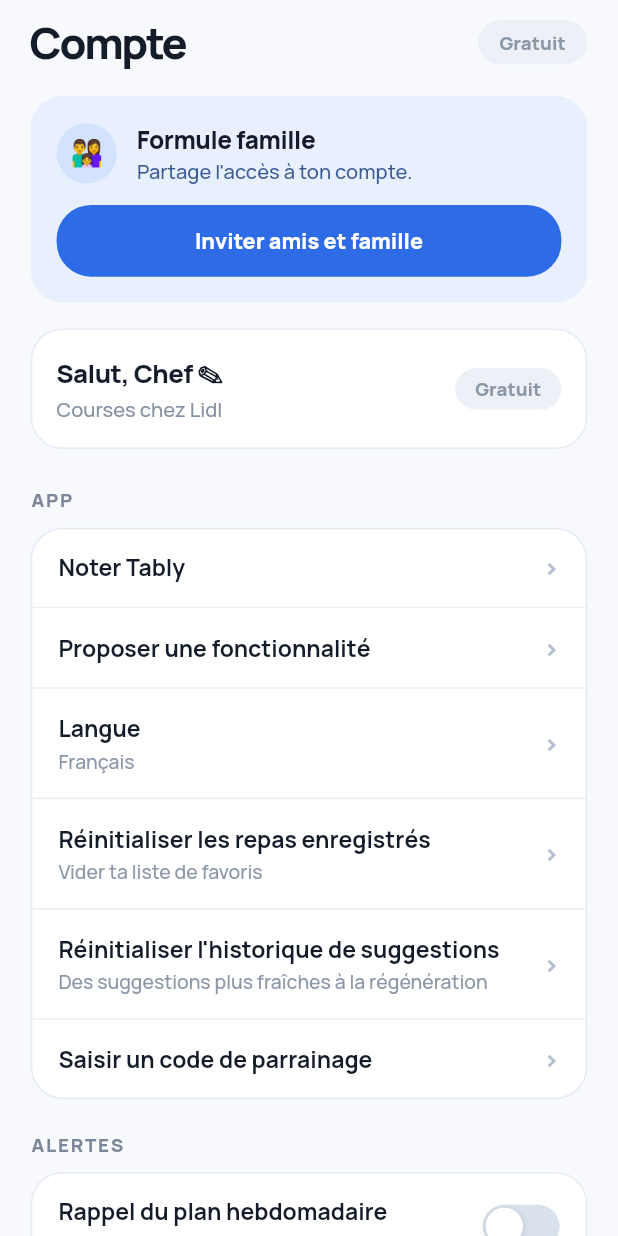
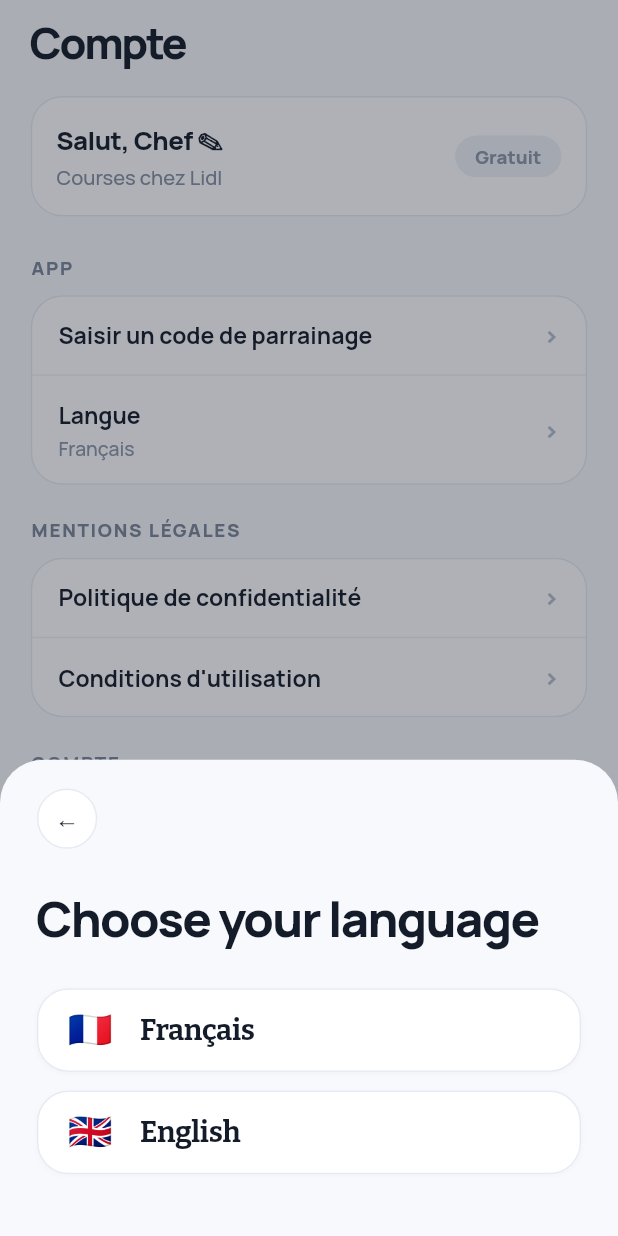
Before and after one commit to Socrate-bit/tably, a Flutter app: the AccountScreen widget shown alone on an empty page, opened directly, after a tap on "Langue", on a phone screen of 412 x 824 dp. Run offline on Flutter 3.47's test engine with Material 3 defaults, Android fonts, the phone set to English and light mode, and no system bars; our stand-ins replace cloud_firestore, cloud_functions, equatable, firebase_auth, firebase_core, flutter_bloc and 6 more; missing offline and left inert: liquid_glass_widgets, posthog_flutter, superwallkit_flutter; accounts and stored records are empty; network calls fail.

Commit message:
Trim the account screen and open legal pages from GitHub Pages (#8)
Keep only Apple sign-in, the profile/status card, referral code, language,
privacy policy, terms, sign out and delete account. The language row now
opens the onboarding picker, and privacy/terms open the hosted pages in
the browser via a new LegalLinks helper (url_launcher). Code and strings
used only by the removed rows are deleted.

Co-authored-by: Claude Opus 5.5 (1M context) <noreply@anthropic.com>

```diff
--- a/lib/core/analytics/analytics_service.dart
+++ b/lib/core/analytics/analytics_service.dart
@@ -73,5 +73,4 @@ abstract final class AnalyticsEvents {
   static const paywallBypassed = 'paywall_bypassed';
   static const subscriptionActivated = 'subscription_activated';
   static const subscriptionLost = 'subscription_lost';
-  static const onboardingReplayed = 'onboarding_replayed';
 }
--- a/lib/core/model/user_type.dart
+++ b/lib/core/model/user_type.dart
@@ -15,7 +15,4 @@ enum UserType {
 
   /// Admins and creators get the app without paying.
   bool get skipsPaywall => this != UserType.normal;
-
-  /// Admins and creators can run the onboarding funnel again to review it.
-  bool get canReplayOnboarding => this != UserType.normal;
 }
--- /dev/null
+++ b/lib/core/util/legal_links.dart
@@ -0,0 +1,31 @@
+import 'package:flutter/material.dart';
+import 'package:url_launcher/url_launcher.dart';
+
+import '../../l10n/app_localizations.dart';
+import 'error_feedback.dart';
+
+/// The legal documents, hosted online rather than shipped in the binary so a
+/// wording change goes live without an App Store release — and so the in-app
+/// link can never drift from the published policy.
+abstract final class LegalLinks {
+  /// GitHub Pages (Socrate-bit/app-support), not the repository's /blob/ URL:
+  /// /blob/ opens GitHub's source viewer and shows the policy as raw HTML.
+  static const privacyPolicy = 'https://socrate-bit.github.io/app-support/tably-privacy.html';
+  static const terms = 'https://ecomparis.org/terms.html';
+}
+
+/// Opens a legal document in the device browser. Feedback is shown only when
+/// the link fails to open.
+Future<void> openLegalLink(BuildContext context, String url) async {
+  final message = AppL10n.of(context).errorOpenLink;
+  try {
+    if (await launchUrl(Uri.parse(url), mode: LaunchMode.externalApplication)) {
+      debugPrint('[LegalLinks] opened $url');
+      return;
+    }
+    debugPrint('[LegalLinks] launchUrl refused $url');
+  } catch (e) {
+    debugPrint('[LegalLinks] open failed for $url: $e');
+  }
+  if (context.mounted) showErrorBanner(context, message);
+}
--- a/lib/features/account/screen/account_screen.dart
+++ b/lib/features/account/screen/account_screen.dart
@@ -6,16 +6,17 @@ import 'package:flutter_screenutil/flutter_screenutil.dart';
 import '../../../core/theme/app_theme.dart';
 import '../../../core/util/error_feedback.dart';
 import '../../../core/util/haptics.dart';
+import '../../../core/util/legal_links.dart';
+import '../../../core/widget/app_sheet.dart';
 import '../../../l10n/app_localizations.dart';
-import '../../onboarding/cubit/onboarding_cubit.dart';
+import '../../onboarding/widget/steps/language_step.dart';
 import '../../preferences/cubit/profile_cubit.dart';
-import '../../recipe/cubit/recipe_cubit.dart';
-import '../../subscription/cubit/subscription_cubit.dart';
 import '../../subscription/widget/referral_code_dialog.dart';
 import '../cubit/auth_cubit.dart';
 import '../widget/account_rows.dart';
 
-/// The account tab: sign-in, family plan, app settings and legal links.
+/// The account tab: sign-in, profile and status, referral code, language,
+/// legal links and account actions.
 class AccountScreen extends StatelessWidget {
   const AccountScreen({super.key});
 
@@ -34,20 +35,13 @@ class AccountScreen extends StatelessWidget {
           return BlocBuilder<ProfileCubit, ProfileState>(
             builder: (context, profileState) {
               final profile = profileState.profile;
-              final recipeCubit = context.read<RecipeCubit>();
-              final userType = context.watch<SubscriptionCubit>().state.userType;
 
               return SingleChildScrollView(
                 padding: EdgeInsets.fromLTRB(20.w, 8.h, 20.w, AppDimens.tabBarInset),
                 child: Column(
                   crossAxisAlignment: CrossAxisAlignment.stretch,
                   children: [
-                    Row(
-                      children: [
-                        Expanded(child: Text(l10n.accountTitle, style: AppTextStyles.tabTitle)),
-                        const ActivePill(),
-                      ],
-                    ),
+                    Text(l10n.accountTitle, style: AppTextStyles.tabTitle),
                     SizedBox(height: 16.h),
 
                     // Apple sign-in only appears where it is actually available.
@@ -68,8 +62,6 @@ class AccountScreen extends StatelessWidget {
                       SizedBox(height: 22.h),
                     ],
 
-                    const FamilyPlanCard(),
-                    SizedBox(height: 18.h),
                     ProfileSummaryCard(
                       name: profile.displayName(l10n.defaultChefName),
                       store: profile.store.displayName,
@@ -80,75 +72,40 @@ class AccountScreen extends StatelessWidget {
                     AccountSection(
                       label: l10n.accountSectionApp,
                       rows: [
-                        AccountRow(title: l10n.accountRateTably, arrow: true, onTap: () {}),
-                        AccountRow(title: l10n.accountSuggestFeature, arrow: true, onTap: () {}),
-                        AccountRow(
-                          title: l10n.accountLanguage,
-                          subtitle: _languageName(profile.languageCode),
-                          arrow: true,
-                          onTap: () {},
-                        ),
-                        AccountRow(
-                          title: l10n.accountResetSaved,
-                          subtitle: l10n.accountResetSavedSub,
-                          arrow: true,
-                          onTap: () => recipeCubit.reset(favouritesOnly: true),
-                        ),
-                        AccountRow(
-                          title: l10n.accountResetHistory,
-                          subtitle: l10n.accountResetHistorySub,
-                          arrow: true,
-                          onTap: () => recipeCubit.reset(favouritesOnly: false),
-                        ),
                         AccountRow(
                           title: l10n.accountEnterReferralCode,
                           arrow: true,
                           onTap: () => ReferralCodeDialog.show(context),
                         ),
+                        AccountRow(
+                          title: l10n.accountLanguage,
+                          subtitle: languageFor(profile.languageCode).name,
+                          arrow: true,
+                          onTap: () => _pickLanguage(context),
+                        ),
                       ],
                     ),
+                    // Hosted on GitHub Pages and opened in the browser.
                     AccountSection(
-                      label: l10n.accountSectionAlerts,
+                      label: l10n.accountSectionLegal,
                       rows: [
                         AccountRow(
-                          title: l10n.accountWeeklyReminder,
-                          subtitle: l10n.accountWeeklyReminderSub,
-                          toggleValue: profile.weeklyReminder,
-                          onToggle: context.read<ProfileCubit>().setWeeklyReminder,
+                          title: l10n.accountPrivacy,
+                          arrow: true,
+                          onTap: () => openLegalLink(context, LegalLinks.privacyPolicy),
+                        ),
+                        AccountRow(
+                          title: l10n.accountTerms,
+                          arrow: true,
+                          onTap: () => openLegalLink(context, LegalLinks.terms),
                         ),
                       ],
                     ),
                     AccountSection(
-                      label: l10n.accountSectionHelp,
-                      rows: [
-                        AccountRow(title: l10n.accountShareTably, arrow: true, onTap: () {}),
-                        AccountRow(title: l10n.accountContactUs, arrow: true, onTap: () {}),
-                        AccountRow(title: l10n.accountManageSubscription, arrow: true, onTap: () {}),
-                      ],
-                    ),
-                    AccountSection(
-                      label: l10n.accountSectionLegal,
-                      rows: [
-                        AccountRow(title: l10n.accountPrivacy, arrow: true, onTap: () {}),
-                        AccountRow(title: l10n.accountTerms, arrow: true, onTap: () {}),
-                      ],
-                    ),
-                    // Only admins and creators, granted by a referral code.
-                    if (userType.canReplayOnboarding)
-                      AccountSection(
-                        label: l10n.accountSectionCreator,
-                        rows: [
-                          AccountRow(
-                            title: l10n.accountReplayOnboarding,
-                            subtitle: l10n.accountReplayOnboardingSub,
-                            arrow: true,
-                            onTap: () => _replayOnboarding(context, profile.languageCode),
-                          ),
-                        ],
-                      ),
-                    AccountSection(
                       label: l10n.accountSectionAccount,
                       rows: [
+                        // An anonymous user has nothing to sign out of — doing
+                        // so would only orphan their data.
                         if (authState.isSignedIn)
                           AccountRow(
                             title: l10n.accountSignOut,
@@ -178,23 +135,33 @@ class AccountScreen extends StatelessWidget {
       (defaultTargetPlatform == TargetPlatform.iOS ||
           defaultTargetPlatform == TargetPlatform.macOS);
 
-  /// Resets the funnel before clearing the flag: [RootScreen] swaps screens the
-  /// moment the profile stream reports it, and a stale cubit would flash the
-  /// last step the user saw.
-  void _replayOnboarding(BuildContext context, String languageCode) {
-    context.read<OnboardingCubit>().restart(languageCode);
-    context.read<ProfileCubit>().replayOnboarding();
+  /// Reuses the onboarding language picker in a sheet. The saved language
+  /// drives the app locale, so the switch applies immediately.
+  Future<void> _pickLanguage(BuildContext context) {
+    final profileCubit = context.read<ProfileCubit>();
+    return AppSheet.show<void>(
+      context,
+      (sheetContext) => Container(
+        padding: EdgeInsets.fromLTRB(24.w, 20.h, 24.w, 30.h),
+        decoration: BoxDecoration(
+          color: AppColors.scaffold,
+          borderRadius: BorderRadius.vertical(top: Radius.circular(AppDimens.radiusSheet)),
+        ),
+        child: SafeArea(
+          top: false,
+          child: SingleChildScrollView(
+            child: LanguagePicker(
+              onSelected: (code) {
+                Navigator.of(sheetContext).pop();
+                profileCubit.setLanguage(code);
+              },
+              onBack: () => Navigator.of(sheetContext).pop(),
+            ),
+          ),
+        ),
+      ),
+    );
   }
-
-  String _languageName(String code) => switch (code) {
-        'en' => 'English',
-        'de' => 'Deutsch',
-        'sv' => 'Svenska',
-        'nl' => 'Nederlands',
-        'pt' => 'Português',
-        'es' => 'Español',
-        _ => 'Français',
-      };
 
   Future<void> _editName(BuildContext context, String current) async {
     final result = await showDialog<String>(
--- a/lib/features/account/widget/account_rows.dart
+++ b/lib/features/account/widget/account_rows.dart
@@ -53,70 +53,6 @@ class AppleSignInButton extends StatelessWidget {
                   ),
                 ],
               ),
-      ),
-    );
-  }
-}
-
-/// The tinted "Formule famille" card.
-class FamilyPlanCard extends StatelessWidget {
-  const FamilyPlanCard({super.key});
-
-  @override
-  Widget build(BuildContext context) {
-    final l10n = AppL10n.of(context);
-    return SurfaceCard(
-      color: AppColors.brandSoft,
-      borderColor: null,
-      padding: EdgeInsets.all(18.r),
-      child: Column(
-        crossAxisAlignment: CrossAxisAlignment.stretch,
-        children: [
-          Row(
-            children: [
-              Container(
-                width: 42.r,
-                height: 42.r,
-                alignment: Alignment.center,
-                decoration: const BoxDecoration(
-                  color: AppColors.brandChip,
-                  shape: BoxShape.circle,
-                ),
-                child: Text('👨‍👩‍👧', style: AppTextStyles.emojiIcon.copyWith(fontSize: 18.sp)),
-              ),
-              SizedBox(width: 13.w),
-              Expanded(
-                child: Column(
-                  crossAxisAlignment: CrossAxisAlignment.start,
-                  mainAxisSize: MainAxisSize.min,
-                  children: [
-                    Text(l10n.accountFamilyPlan, style: AppTextStyles.listItemTitle),
-                    Text(
-                      l10n.accountFamilyPlanSub,
-                      style: AppTextStyles.metaMuted.copyWith(color: AppColors.brandSoftInk),
-                    ),
-                  ],
-                ),
-              ),
-            ],
-          ),
-          SizedBox(height: 14.h),
-          GestureDetector(
-            onTap: Haptics.tap,
-            child: Container(
-              padding: EdgeInsets.symmetric(vertical: 14.h),
-              decoration: BoxDecoration(
-                color: AppColors.brand,
-                borderRadius: BorderRadius.circular(24.r),
-              ),
-              child: Text(
-                l10n.accountInvite,
-                textAlign: TextAlign.center,
-                style: AppTextStyles.secondaryButton.copyWith(color: AppColors.surface),
-              ),
-            ),
-          ),
-        ],
       ),
     );
   }
--- a/lib/l10n/app_en.arb
+++ b/lib/l10n/app_en.arb
@@ -264,9 +264,6 @@
   "accountTitle": "Account",
   "accountSignInApple": "Sign in with Apple",
   "accountSignInSub": "Sign in to save your\npreferences to the cloud.",
-  "accountFamilyPlan": "Family plan",
-  "accountFamilyPlanSub": "Share access to your account.",
-  "accountInvite": "Invite friends and family",
   "accountGreeting": "Hi, {name} ✎",
   "@accountGreeting": {
     "placeholders": {
@@ -285,20 +282,7 @@
   },
   "accountActive": "Active",
   "accountSectionApp": "APP",
-  "accountRateTably": "Rate Tably",
-  "accountSuggestFeature": "Suggest a feature",
   "accountLanguage": "Language",
-  "accountResetSaved": "Reset saved meals",
-  "accountResetSavedSub": "Clear your favourites list",
-  "accountResetHistory": "Reset suggestion history",
-  "accountResetHistorySub": "Fresher suggestions when you regenerate",
-  "accountSectionAlerts": "ALERTS",
-  "accountWeeklyReminder": "Weekly plan reminder",
-  "accountWeeklyReminderSub": "Sunday at 10:00 — plan your week",
-  "accountSectionHelp": "HELP",
-  "accountShareTably": "Share Tably",
-  "accountContactUs": "Contact us",
-  "accountManageSubscription": "Manage subscription",
   "accountSectionLegal": "LEGAL",
   "accountPrivacy": "Privacy policy",
   "accountTerms": "Terms of use",
@@ -306,9 +290,6 @@
   "accountDelete": "Delete my account",
   "accountSignOut": "Sign out",
   "accountEnterReferralCode": "Enter a referral code",
-  "accountSectionCreator": "CREATOR",
-  "accountReplayOnboarding": "Replay onboarding",
-  "accountReplayOnboardingSub": "Run the questionnaire again from the start",
   "accountPlanFree": "Free",
   "accountPlanAdmin": "Admin",
   "accountPlanUgc": "Creator",
@@ -342,6 +323,7 @@
   "errorSavePreferences": "Couldn't save your preferences.",
   "errorGeneratePlan": "Couldn't generate your plan.",
   "errorSignIn": "Couldn't sign in. Try again.",
+  "errorOpenLink": "Couldn't open the link.",
   "errorShoppingUpdate": "Couldn't update your list.",
   "errorShoppingShare": "Couldn't share your list.",
   "blockerSaving": "I'm trying to save money",
--- a/lib/l10n/app_fr.arb
+++ b/lib/l10n/app_fr.arb
@@ -264,9 +264,6 @@
   "accountTitle": "Compte",
   "accountSignInApple": "Se connecter avec Apple",
   "accountSignInSub": "Connecte-toi pour enregistrer tes\npréférences dans le cloud.",
-  "accountFamilyPlan": "Formule famille",
-  "accountFamilyPlanSub": "Partage l'accès à ton compte.",
-  "accountInvite": "Inviter amis et famille",
   "accountGreeting": "Salut, {name} ✎",
   "@accountGreeting": {
     "placeholders": {
@@ -285,20 +282,7 @@
   },
   "accountActive": "Actif",
   "accountSectionApp": "APP",
-  "accountRateTably": "Noter Tably",
-  "accountSuggestFeature": "Proposer une fonctionnalité",
   "accountLanguage": "Langue",
-  "accountResetSaved": "Réinitialiser les repas enregistrés",
-  "accountResetSavedSub": "Vider ta liste de favoris",
-  "accountResetHistory": "Réinitialiser l'historique de suggestions",
-  "accountResetHistorySub": "Des suggestions plus fraîches à la régénération",
-  "accountSectionAlerts": "ALERTES",
-  "accountWeeklyReminder": "Rappel du plan hebdomadaire",
-  "accountWeeklyReminderSub": "Dimanche à 10:00 — planifie ta semaine",
-  "accountSectionHelp": "AIDE",
-  "accountShareTably": "Partager Tably",
-  "accountContactUs": "Nous contacter",
-  "accountManageSubscription": "Gérer l'abonnement",
   "accountSectionLegal": "MENTIONS LÉGALES",
   "accountPrivacy": "Politique de confidentialité",
   "accountTerms": "Conditions d'utilisation",
@@ -306,9 +290,6 @@
   "accountDelete": "Supprimer mon compte",
   "accountSignOut": "Se déconnecter",
   "accountEnterReferralCode": "Saisir un code de parrainage",
-  "accountSectionCreator": "CRÉATEUR",
-  "accountReplayOnboarding": "Revoir l'onboarding",
-  "accountReplayOnboardingSub": "Relance le questionnaire depuis le début",
   "accountPlanFree": "Gratuit",
   "accountPlanAdmin": "Admin",
   "accountPlanUgc": "Créateur",
@@ -342,6 +323,7 @@
   "errorSavePreferences": "Impossible d'enregistrer tes préférences.",
   "errorGeneratePlan": "Impossible de générer ton plan.",
   "errorSignIn": "Connexion impossible. Réessaie.",
+  "errorOpenLink": "Impossible d'ouvrir le lien.",
   "errorShoppingUpdate": "Impossible de mettre à jour ta liste.",
   "errorShoppingShare": "Impossible de partager ta liste.",
   "blockerSaving": "J'essaye de faire des économies",
--- a/lib/l10n/app_localizations.dart
+++ b/lib/l10n/app_localizations.dart
@@ -1207,24 +1207,6 @@ abstract class AppL10n {
   /// **'Connecte-toi pour enregistrer tes\npréférences dans le cloud.'**
   String get accountSignInSub;
 
-  /// No description provided for @accountFamilyPlan.
-  ///
-  /// In fr, this message translates to:
-  /// **'Formule famille'**
-  String get accountFamilyPlan;
-
-  /// No description provided for @accountFamilyPlanSub.
-  ///
-  /// In fr, this message translates to:
-  /// **'Partage l\'accès à ton compte.'**
-  String get accountFamilyPlanSub;
-
-  /// No description provided for @accountInvite.
-  ///
-  /// In fr, this message translates to:
-  /// **'Inviter amis et famille'**
-  String get accountInvite;
-
   /// No description provided for @accountGreeting.
   ///
   /// In fr, this message translates to:
@@ -1249,90 +1231,12 @@ abstract class AppL10n {
   /// **'APP'**
   String get accountSectionApp;
 
-  /// No description provided for @accountRateTably.
-  ///
-  /// In fr, this message translates to:
-  /// **'Noter Tably'**
-  String get accountRateTably;
-
-  /// No description provided for @accountSuggestFeature.
-  ///
-  /// In fr, this message translates to:
-  /// **'Proposer une fonctionnalité'**
-  String get accountSuggestFeature;
-
   /// No description provided for @accountLanguage.
   ///
   /// In fr, this message translates to:
   /// **'Langue'**
   String get accountLanguage;
 
-  /// No description provided for @accountResetSaved.
-  ///
-  /// In fr, this message translates to:
-  /// **'Réinitialiser les repas enregistrés'**
-  String get accountResetSaved;
-
-  /// No description provided for @accountResetSavedSub.
-  ///
-  /// In fr, this message translates to:
-  /// **'Vider ta liste de favoris'**
-  String get accountResetSavedSub;
-
-  /// No description provided for @accountResetHistory.
-  ///
-  /// In fr, this message translates to:
-  /// **'Réinitialiser l\'historique de suggestions'**
-  String get accountResetHistory;
-
-  /// No description provided for @accountResetHistorySub.
-  ///
-  /// In fr, this message translates to:
-  /// **'Des suggestions plus fraîches à la régénération'**
-  String get accountResetHistorySub;
-
-  /// No description provided for @accountSectionAlerts.
-  ///
-  /// In fr, this message translates to:
-  /// **'ALERTES'**
-  String get accountSectionAlerts;
-
-  /// No description provided for @accountWeeklyReminder.
-  ///
-  /// In fr, this message translates to:
-  /// **'Rappel du plan hebdomadaire'**
-  String get accountWeeklyReminder;
-
-  /// No description provided for @accountWeeklyReminderSub.
-  ///
-  /// In fr, this message translates to:
-  /// **'Dimanche à 10:00 — planifie ta semaine'**
-  String get accountWeeklyReminderSub;
-
-  /// No description provided for @accountSectionHelp.
-  ///
-  /// In fr, this message translates to:
-  /// **'AIDE'**
-  String get accountSectionHelp;
-
-  /// No description provided for @accountShareTably.
-  ///
-  /// In fr, this message translates to:
-  /// **'Partager Tably'**
-  String get accountShareTably;
-
-  /// No description provided for @accountContactUs.
-  ///
-  /// In fr, this message translates to:
-  /// **'Nous contacter'**
-  String get accountContactUs;
-
-  /// No description provided for @accountManageSubscription.
-  ///
-  /// In fr, this message translates to:
-  /// **'Gérer l\'abonnement'**
-  String get accountManageSubscription;
-
   /// No description provided for @accountSectionLegal.
   ///
   /// In fr, this message translates to:
@@ -1375,24 +1279,6 @@ abstract class AppL10n {
   /// **'Saisir un code de parrainage'**
   String get accountEnterReferralCode;
 
-  /// No description provided for @accountSectionCreator.
-  ///
-  /// In fr, this message translates to:
-  /// **'CRÉATEUR'**
-  String get accountSectionCreator;
-
-  /// No description provided for @accountReplayOnboarding.
-  ///
-  /// In fr, this message translates to:
-  /// **'Revoir l\'onboarding'**
-  String get accountReplayOnboarding;
-
-  /// No description provided for @accountReplayOnboardingSub.
-  ///
-  /// In fr, this message translates to:
-  /// **'Relance le questionnaire depuis le début'**
-  String get accountReplayOnboardingSub;
-
   /// No description provided for @accountPlanFree.
   ///
   /// In fr, this message translates to:
@@ -1590,6 +1476,12 @@ abstract class AppL10n {
   /// In fr, this message translates to:
   /// **'Connexion impossible. Réessaie.'**
   String get errorSignIn;
+
+  /// No description provided for @errorOpenLink.
+  ///
+  /// In fr, this message translates to:
+  /// **'Impossible d\'ouvrir le lien.'**
+  String get errorOpenLink;
 
   /// No description provided for @errorShoppingUpdate.
   ///
--- a/lib/l10n/app_localizations_fr.dart
+++ b/lib/l10n/app_localizations_fr.dart
@@ -616,15 +616,6 @@ class AppL10nFr extends AppL10n {
       'Connecte-toi pour enregistrer tes\npréférences dans le cloud.';
 
   @override
-  String get accountFamilyPlan => 'Formule famille';
-
-  @override
-  String get accountFamilyPlanSub => 'Partage l\'accès à ton compte.';
-
-  @override
-  String get accountInvite => 'Inviter amis et famille';
-
-  @override
   String accountGreeting(String name) {
     return 'Salut, $name ✎';
   }
@@ -641,49 +632,7 @@ class AppL10nFr extends AppL10n {
   String get accountSectionApp => 'APP';
 
   @override
-  String get accountRateTably => 'Noter Tably';
-
-  @override
-  String get accountSuggestFeature => 'Proposer une fonctionnalité';
-
-  @override
   String get accountLanguage => 'Langue';
-
-  @override
-  String get accountResetSaved => 'Réinitialiser les repas enregistrés';
-
-  @override
-  String get accountResetSavedSub => 'Vider ta liste de favoris';
-
-  @override
-  String get accountResetHistory =>
-      'Réinitialiser l\'historique de suggestions';
-
-  @override
-  String get accountResetHistorySub =>
-      'Des suggestions plus fraîches à la régénération';
-
-  @override
-  String get accountSectionAlerts => 'ALERTES';
-
-  @override
-  String get accountWeeklyReminder => 'Rappel du plan hebdomadaire';
-
-  @override
-  String get accountWeeklyReminderSub =>
-      'Dimanche à 10:00 — planifie ta semaine';
-
-  @override
-  String get accountSectionHelp => 'AIDE';
-
-  @override
-  String get accountShareTably => 'Partager Tably';
-
-  @override
-  String get accountContactUs => 'Nous contacter';
-
-  @override
-  String get accountManageSubscription => 'Gérer l\'abonnement';
 
   @override
   String get accountSectionLegal => 'MENTIONS LÉGALES';
@@ -705,16 +654,6 @@ class AppL10nFr extends AppL10n {
 
   @override
   String get accountEnterReferralCode => 'Saisir un code de parrainage';
-
-  @override
-  String get accountSectionCreator => 'CRÉATEUR';
-
-  @override
-  String get accountReplayOnboarding => 'Revoir l\'onboarding';
-
-  @override
-  String get accountReplayOnboardingSub =>
-      'Relance le questionnaire depuis le début';
 
   @override
   String get accountPlanFree => 'Gratuit';
@@ -815,6 +754,9 @@ class AppL10nFr extends AppL10n {
 
   @override
   String get errorSignIn => 'Connexion impossible. Réessaie.';
+
+  @override
+  String get errorOpenLink => 'Impossible d\'ouvrir le lien.';
 
   @override
   String get errorShoppingUpdate => 'Impossible de mettre à jour ta liste.';
--- a/pubspec.yaml
+++ b/pubspec.yaml
@@ -39,6 +39,7 @@ dependencies:
   flutter_svg: ^2.3.0
   flutter_native_splash: ^2.4.7
   share_plus: ^13.3.0
+  url_launcher: ^6.3.2
 
 dev_dependencies:
   flutter_test:
```
Also changed, not shown: lib/features/onboarding/cubit/onboarding_cubit.dart (+0 -9 lines), lib/features/preferences/cubit/profile_cubit.dart (+0 -8 lines), lib/features/recipe/cubit/recipe_cubit.dart (+0 -13 lines), lib/features/recipe/service/recipe_service.dart (+0 -16 lines), lib/l10n/app_localizations_en.dart (+3 -59 lines), pubspec.lock.
